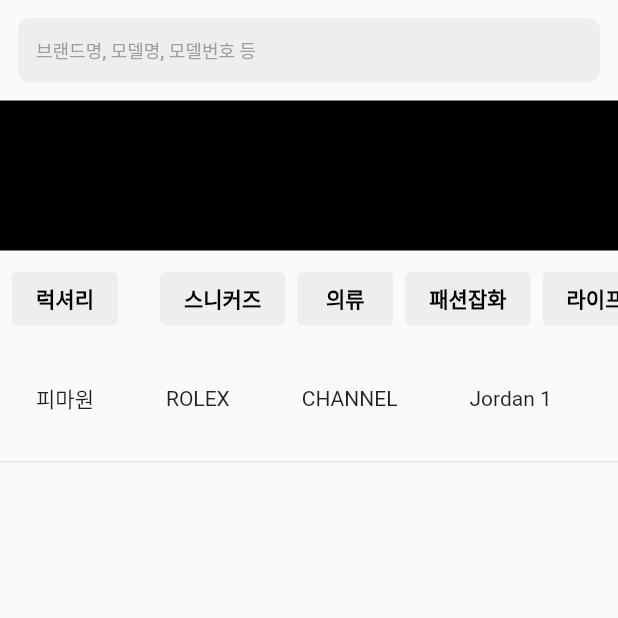
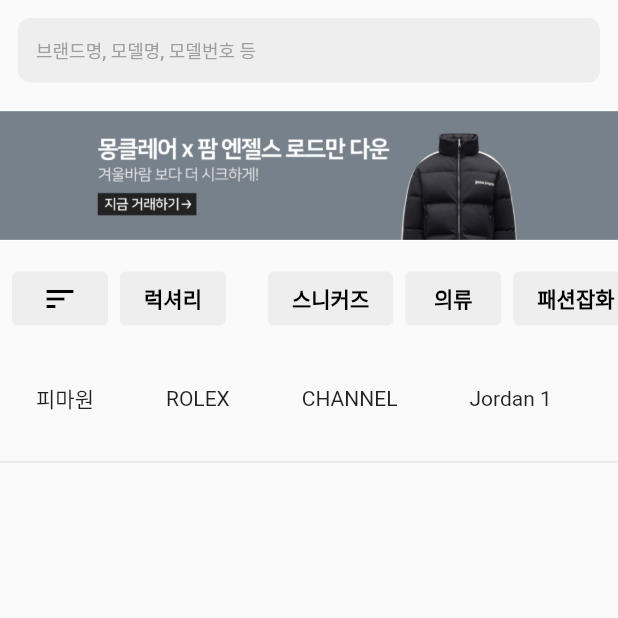
Before and after one commit to BGM-109/sneakers_search_ssac, a Flutter app: the screen it shows after launch, on a phone screen of 412 x 824 dp, the top half of it. Run offline on Flutter 3.47's test engine with Material 2 defaults, Android fonts, the phone set to English and light mode, and no system bars; drawn by our look-alikes of carousel_slider.

Commit message:
fix : viewmodel

```diff
--- /dev/null
+++ b/lib/model/keywords.dart
@@ -0,0 +1,16 @@
+class Keywords {
+  final String imageUrl;
+  final String name;
+  final Category category;
+
+  Keywords(this.imageUrl, this.name, this.category);
+}
+
+enum Category {
+  none,
+  sneakers,
+  clothes,
+  acc,
+  life,
+  tech,
+}
--- a/lib/screen/components/category_button.dart
+++ b/lib/screen/components/category_button.dart
@@ -1,4 +1,7 @@
 import 'package:flutter/material.dart';
+import 'package:provider/src/provider.dart';
+import 'package:sneakers_search_ssac/model/keywords.dart';
+import 'package:sneakers_search_ssac/screen/search_view_model.dart';
 
 class CategoryButton extends StatefulWidget {
   final String text;
@@ -11,23 +14,30 @@ class CategoryButton extends StatefulWidget {
 
 class _CategoryButtonState extends State<CategoryButton> {
   bool _isPressed = false;
+  List<Map<Category, String>> converter = [
+    {Category.sneakers: "스니커즈"},
+    {Category.clothes: "의류"},
+    {Category.acc: "패션잡화"},
+    {Category.life: "라이프"},
+    {Category.tech: "테크"},
+  ];
 
   @override
   Widget build(BuildContext context) {
+    final viewModel = context.watch<SearchViewModel>();
     return Container(
       margin: const EdgeInsets.only(right: 8.0),
       child: ElevatedButton(
-          style:
-              ElevatedButton.styleFrom(primary: _isPressed ? Colors.red[50]: Colors.grey[200], elevation: 0),
+          style: ElevatedButton.styleFrom(
+              primary: viewModel.currentFilter == widget.text ? Colors.red[50] : Colors.grey[200],
+              elevation: 0),
           onPressed: () {
-            setState(() {
-              _isPressed = !_isPressed;
-            });
+            viewModel.getFilter(widget.text);
           },
           child: Text(
             widget.text,
             style: TextStyle(
-                color: _isPressed ? Colors.red[300] : Colors.black,
+                color: viewModel.currentFilter == widget.text ? Colors.red[300] : Colors.black,
                 fontWeight: FontWeight.bold),
           )),
     );
--- /dev/null
+++ b/lib/screen/components/category_button_icon.dart
@@ -0,0 +1,35 @@
+import 'package:flutter/material.dart';
+
+class CategoryButtonIcon extends StatefulWidget {
+  const CategoryButtonIcon({
+    Key? key,
+  }) : super(key: key);
+
+  @override
+  State<CategoryButtonIcon> createState() => _CategoryButtonIconState();
+}
+
+class _CategoryButtonIconState extends State<CategoryButtonIcon> {
+  bool _isPressed = false;
+
+  @override
+  Widget build(BuildContext context) {
+    return Container(
+      margin: const EdgeInsets.only(right: 8.0),
+      child: ElevatedButton(
+          style: ElevatedButton.styleFrom(
+              padding: const EdgeInsets.all(0),
+              primary: _isPressed ? Colors.red[50] : Colors.grey[200],
+              elevation: 0),
+          onPressed: () {
+            setState(() {
+              _isPressed = !_isPressed;
+            });
+          },
+          child: Icon(
+            Icons.sort,
+            color: _isPressed ? Colors.red[300] : Colors.black,
+          )),
+    );
+  }
+}
--- a/lib/screen/components/custom_grid_tile.dart
+++ b/lib/screen/components/custom_grid_tile.dart
@@ -25,8 +25,7 @@ class CustomGridTile extends StatelessWidget {
           height: 8,
         ),
         Text(sneaker.name),
-        Text("크림 : ${sneaker.price}"),
-        Text("Stockx : "),
+
       ],
     );
   }
--- /dev/null
+++ b/lib/screen/components/my_banner.dart
@@ -0,0 +1,39 @@
+import 'package:carousel_slider/carousel_slider.dart';
+import 'package:flutter/material.dart';
+
+class MyBanner extends StatefulWidget {
+  const MyBanner({Key? key}) : super(key: key);
+
+  @override
+  State<MyBanner> createState() => _MyBannerState();
+}
+
+class _MyBannerState extends State<MyBanner> {
+  final bannerList = [
+    'assets/banners/banner1.png',
+    'assets/banners/banner2.png',
+    'assets/banners/banner3.png',
+    'assets/banners/banner4.png',
+    'assets/banners/banner5.png',
+    'assets/banners/banner6.png',
+    'assets/banners/banner7.png',
+    'assets/banners/banner8.png',
+    'assets/banners/banner9.png',
+    'assets/banners/banner10.png'
+  ];
+
+  @override
+  Widget build(BuildContext context) {
+    return CarouselSlider.builder(
+      itemCount: bannerList.length,
+      options:
+          CarouselOptions(autoPlay: true, viewportFraction: 1, height: 100),
+      itemBuilder: (BuildContext context, int index, int realIndex) {
+        final image = bannerList[index];
+        return Image(
+          image: AssetImage(image),
+        );
+      },
+    );
+  }
+}
--- /dev/null
+++ b/lib/screen/detail_screen.dart
@@ -0,0 +1,10 @@
+import 'package:flutter/material.dart';
+
+class DetailScreen extends StatelessWidget {
+  const DetailScreen({Key? key}) : super(key: key);
+
+  @override
+  Widget build(BuildContext context) {
+    return Container();
+  }
+}
--- /dev/null
+++ b/lib/screen/detail_view_model.dart
@@ -0,0 +1,3 @@
+import 'package:flutter/foundation.dart';
+
+class DetailViewModel with ChangeNotifier {}
--- a/lib/screen/search_screen.dart
+++ b/lib/screen/search_screen.dart
@@ -1,8 +1,10 @@
 import 'package:flutter/material.dart';
 import 'package:provider/src/provider.dart';
 import 'package:sneakers_search_ssac/screen/components/category_button.dart';
+import 'package:sneakers_search_ssac/screen/components/category_button_icon.dart';
 import 'package:sneakers_search_ssac/screen/components/custom_grid_tile.dart';
 import 'package:sneakers_search_ssac/screen/components/keyword_button.dart';
+import 'package:sneakers_search_ssac/screen/components/my_banner.dart';
 import 'package:sneakers_search_ssac/screen/components/search_bar.dart';
 import 'package:sneakers_search_ssac/screen/search_view_model.dart';
 
@@ -42,15 +44,13 @@ class _SearchScreenState extends State<SearchScreen> {
           focusNode: _focusNode,
           controller: viewModel.controller,
         ),
-        Container(
-          height: 100,
-          color: Colors.black,
-        ),
+        MyBanner(),
         SingleChildScrollView(
           scrollDirection: Axis.horizontal,
           padding: const EdgeInsets.all(8.0),
           child: Row(
             children: [
+              const CategoryButtonIcon(),
               const CategoryButton(text: "럭셔리"),
               const VerticalDivider(
                 width: 20,
--- a/lib/screen/search_view_model.dart
+++ b/lib/screen/search_view_model.dart
@@ -22,6 +22,7 @@ class SearchViewModel with ChangeNotifier {
     "테크",
   ];
   String _currentKeyword = '';
+  String _currentFilter = '';
   List<Sneakers> _sneakers = [];
   bool _isLoading = false;
   bool isFilter = false;
@@ -30,9 +31,20 @@ class SearchViewModel with ChangeNotifier {
 
   bool get isLoading => _isLoading;
 
+  get currentFilter => _currentFilter;
+
   TextEditingController get controller => _controller;
 
   List<Sneakers> get sneakers => _sneakers;
+
+  void getFilter(String filter) {
+    if (_currentFilter == filter) {
+      _currentFilter = '';
+    } else {
+      _currentFilter = filter;
+    }
+    notifyListeners();
+  }
 
   void getSearch(String query) async {
     _isLoading = true;
```
Also changed, not shown: pubspec.yaml (+4 -4 lines), assets/banners/banner1.png (added), assets/banners/banner10.png (added), assets/banners/banner2.png (added), assets/banners/banner3.png (added), assets/banners/banner4.png (added), assets/banners/banner5.png (added), assets/banners/banner6.png (added), assets/banners/banner7.png (added), assets/banners/banner8.png (added), assets/banners/banner9.png (added), pubspec.lock.
